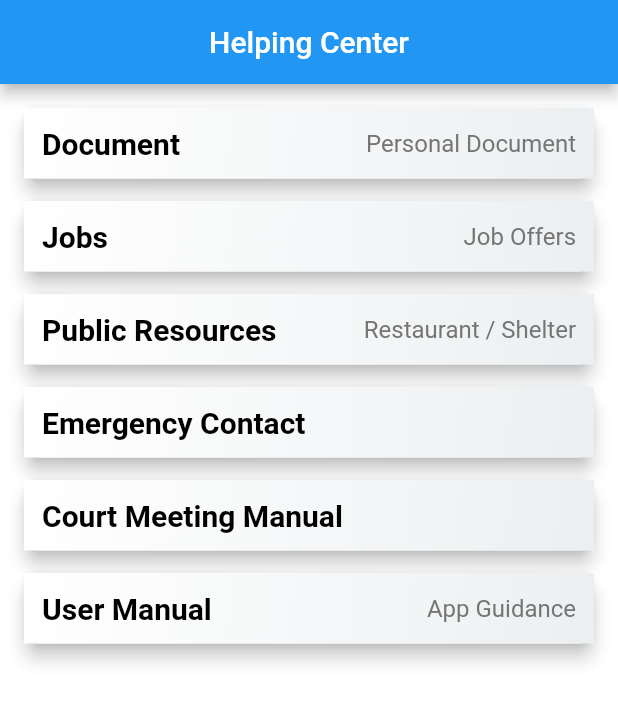
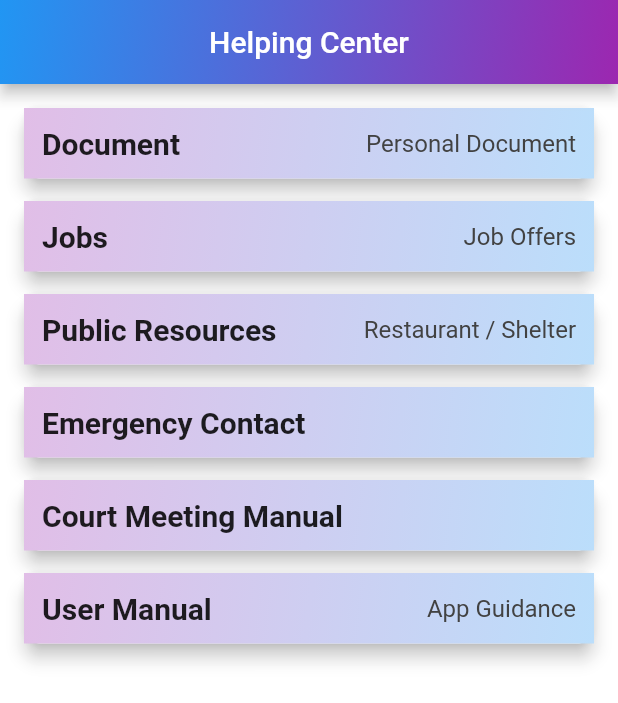
Before and after one commit to ZedChen0034/Con-nected, a Flutter app: the Help screen opened by its route, on a phone screen of 412 x 824 dp. Shown: the top 703 px of the screen. Run offline on Flutter 3.47's test engine with Material 2 defaults, Android fonts, the phone set to English and light mode, and no system bars; our stand-ins replace sliding_up_panel, table_calendar.

Commit message:
helpingpage color

```diff
--- a/lib/help.dart
+++ b/lib/help.dart
@@ -6,7 +6,6 @@ class Help extends StatefulWidget {
 }
 
 class _HelpState extends State<Help> {
-  List<String> messages = [];
 
   @override
   Widget build(BuildContext context) {
@@ -16,6 +15,18 @@ class _HelpState extends State<Help> {
         centerTitle: true,
         title: const Text("Helping Center"),
         automaticallyImplyLeading: false,
+        flexibleSpace: Container(
+          decoration: BoxDecoration(
+            gradient: LinearGradient(
+              begin: Alignment.topLeft,
+              end: Alignment.bottomRight,
+              colors: [
+                Colors.blue,
+                Colors.purple,
+              ],
+            ),
+          ),
+        ),
       ),
       body: Stack(
         children: <Widget>[
@@ -46,12 +57,12 @@ class _HelpState extends State<Help> {
       elevation: 5,
       child: Container(
         decoration: BoxDecoration(
-          gradient: LinearGradient(  // Add gradient background
+          gradient: LinearGradient(  // More vibrant gradient
             begin: Alignment.topLeft,
             end: Alignment.bottomRight,
             colors: [
-              Colors.white,
-              Colors.blueGrey[50]!,
+              Colors.purple[100]!,
+              Colors.blue[100]!,
             ],
           ),
         ),
@@ -62,19 +73,17 @@ class _HelpState extends State<Help> {
             Text(
               title,
               style: TextStyle(
-                color: Colors.black,
+                color: Colors.black87,
                 fontSize: 20,
                 fontWeight: FontWeight.bold,
-
               ),
             ),
             if (description != null && description.isNotEmpty)
               Text(
                 description,
                 style: TextStyle(
-                  color: Colors.grey[600],
+                  color: Colors.grey[800],
                   fontSize: 16,
-
                 ),
               ),
           ],
```
